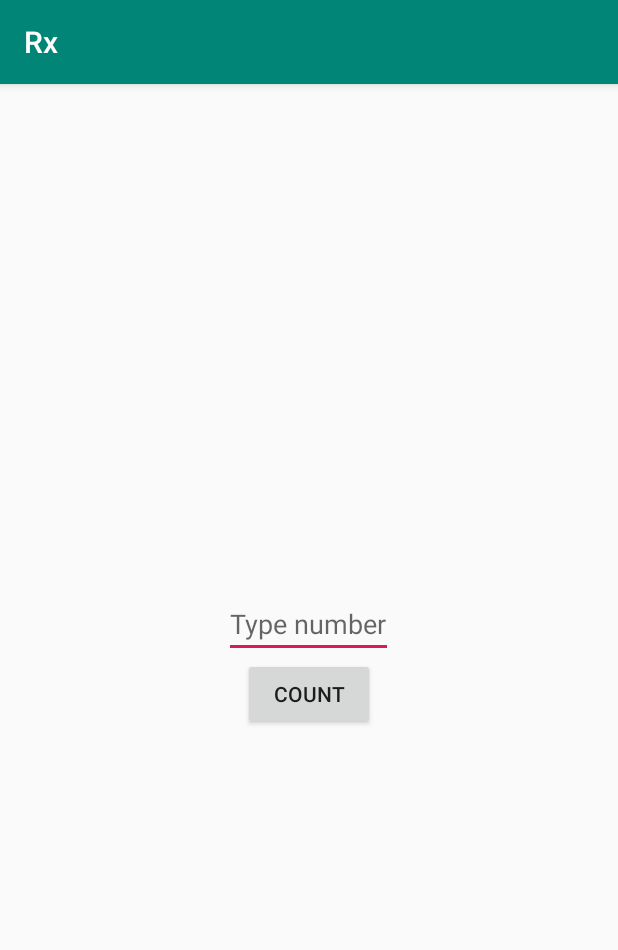
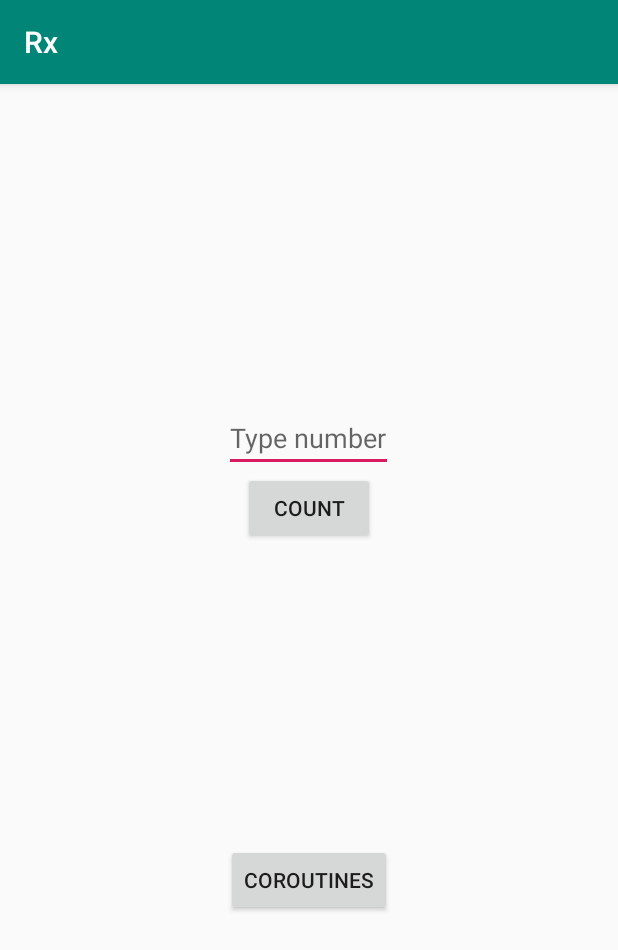
Before and after one commit to kustraslawomir/Rx, an Android app: the SecondChapter screen opened directly, with no data from a screen before it, after a tap on "COUNT", on a phone screen of 412 x 824 dp. Shown: the top 950 px of the screen. Run offline under Robolectric (Android 15) with nearby library versions, the phone set to English and light mode, and no system bars; our stand-ins replace RxJava.

```diff
--- a/app/src/main/java/slawomir/kustra/rx/chapters/second/SecondChapter.kt
+++ b/app/src/main/java/slawomir/kustra/rx/chapters/second/SecondChapter.kt
@@ -3,10 +3,14 @@ package slawomir.kustra.rx.chapters.second
 import android.support.v7.app.AppCompatActivity
 import android.os.Bundle
 import kotlinx.android.synthetic.main.activity_second_chapter.*
+import kotlinx.coroutines.GlobalScope
+import kotlinx.coroutines.delay
+import kotlinx.coroutines.launch
 import slawomir.kustra.rx.R
 import slawomir.kustra.rx.chapters.second.calculator.ReactiveCalculator
 import slawomir.kustra.rx.isEven
 import kotlin.random.Random
+import kotlin.system.measureTimeMillis
 
 class SecondChapter : AppCompatActivity() {
 
@@ -30,8 +34,11 @@ class SecondChapter : AppCompatActivity() {
         val reactiveCalculator = ReactiveCalculator(5, 10)
         reactiveCalculator.modifyNumbers(a = 3, b = 10)
 
-        count.setOnClickListener {
-            reactiveCalculator.handleInput(input.text.toString())
+        count.setOnClickListener { reactiveCalculator.handleInput(input.text.toString()) }
+
+        runCoroutines.setOnClickListener {
+            GlobalScope.launch { longRunningTsk() }
+            println("${fibonacci.take(10) join ","}")
         }
     }
 
@@ -93,4 +100,33 @@ class SecondChapter : AppCompatActivity() {
             print("inline x=$x is even")
         else print("inline x=$x is not even")
     }
+
+    /*
+    ------------ Coroutines ------------
+    Coroutines help with writing asynchronous, non-blocking (ui) code.
+    Coroutines are light-weight threads. A light weight thread means it doest map on native thread,
+     so it doest require context switching on processor, so they are faster.
+     */
+
+    private suspend fun longRunningTsk(): Long {
+        return measureTimeMillis {
+            println("Please wait")
+            delay(2000)
+            println("Delay Over")
+        }
+    }
+
+    private val fibonacci = sequence {
+        var a = 0
+        var b = 0
+        yield(a)
+        yield(b)
+
+        while (true) {
+            val c = a + b
+            yield(c)
+            a = b
+            b = c
+        }
+    }
 }
--- a/app/src/main/res/layout/activity_second_chapter.xml
+++ b/app/src/main/res/layout/activity_second_chapter.xml
@@ -21,4 +21,11 @@
             android:text="Count"
             android:layout_width="wrap_content"
             android:layout_height="wrap_content"/>
+
+    <Button
+            android:layout_marginTop="200dp"
+            android:text="Coroutines"
+            android:id="@+id/runCoroutines"
+            android:layout_width="wrap_content"
+            android:layout_height="wrap_content"/>
 </LinearLayout>
```
